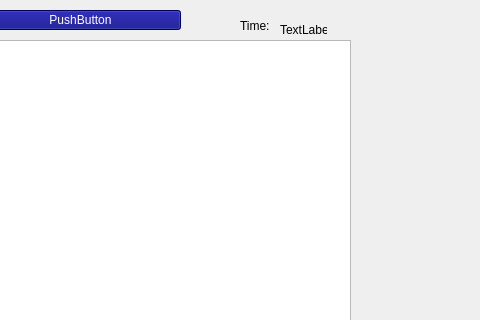
Before: the Qt Designer form game_view.ui in 54D/PacSnake, drawn with Qt 5; both pictures show x 320 to 800 and y 0 to 320 of the 800 by 600 pixel window.
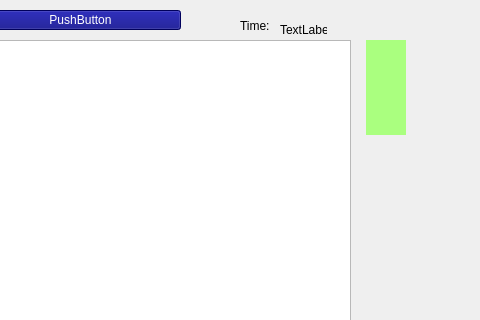
After: the same form once the commit is applied. Icons and pictures are not drawn.

Commit message: inventory view prototype

```diff
--- a/game_view.ui
+++ b/game_view.ui
@@ -101,6 +101,76 @@
     <string/>
    </property>
   </widget>
+  <widget class="QLabel" name="powerUp1Label">
+   <property name="geometry">
+    <rect>
+     <x>690</x>
+     <y>40</y>
+     <width>32</width>
+     <height>32</height>
+    </rect>
+   </property>
+   <property name="styleSheet">
+    <string notr="true"/>
+   </property>
+   <property name="text">
+    <string/>
+   </property>
+  </widget>
+  <widget class="QLabel" name="powerUpFrameLabel">
+   <property name="geometry">
+    <rect>
+     <x>686</x>
+     <y>40</y>
+     <width>40</width>
+     <height>95</height>
+    </rect>
+   </property>
+   <property name="font">
+    <font>
+     <family>8BIT WONDER</family>
+    </font>
+   </property>
+   <property name="styleSheet">
+    <string notr="true">background-color: rgb(170, 255, 127);
+color: rgb(0, 0, 0);</string>
+   </property>
+   <property name="text">
+    <string/>
+   </property>
+  </widget>
+  <widget class="QLabel" name="powerUp1Label_2">
+   <property name="geometry">
+    <rect>
+     <x>690</x>
+     <y>70</y>
+     <width>32</width>
+     <height>32</height>
+    </rect>
+   </property>
+   <property name="styleSheet">
+    <string notr="true"/>
+   </property>
+   <property name="text">
+    <string/>
+   </property>
+  </widget>
+  <widget class="QLabel" name="powerUp1Label_3">
+   <property name="geometry">
+    <rect>
+     <x>690</x>
+     <y>100</y>
+     <width>32</width>
+     <height>32</height>
+    </rect>
+   </property>
+   <property name="styleSheet">
+    <string notr="true"/>
+   </property>
+   <property name="text">
+    <string/>
+   </property>
+  </widget>
   <zorder>imageLabel</zorder>
   <zorder>Timer_label</zorder>
   <zorder>pushButton</zorder>
```
Left out of the diff: 4 changed lines with no effect on the pictures.
